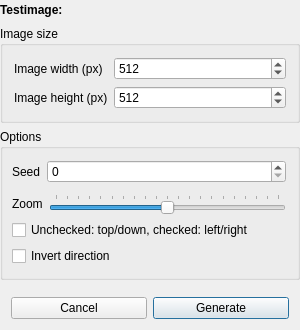
Before: the Qt Designer form KomischesCAIPProjekt/KPDSampleImage.ui in Kixel/KomischesCAIPProjekt, drawn with Qt 5.
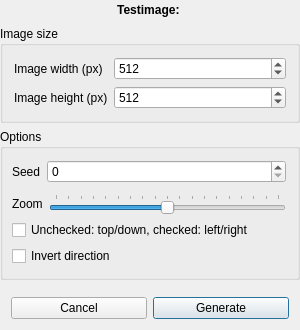
After: the same form once the commit is applied.

Commit message: Added most missing image processing functions (might be very slow) Mat access and conversion is still kinda buggered Fixed some bugs /shrug

Diff of the .ui file:
```diff
--- a/KomischesCAIPProjekt/KPDSampleImage.ui
+++ b/KomischesCAIPProjekt/KPDSampleImage.ui
@@ -69,6 +69,9 @@
        <property name="textFormat">
         <enum>Qt::PlainText</enum>
        </property>
+       <property name="alignment">
+        <set>Qt::AlignCenter</set>
+       </property>
       </widget>
      </item>
      <item>
@@ -189,10 +192,10 @@
           <item>
            <widget class="QSlider" name="horizontalSlider">
             <property name="minimum">
-             <number>-10</number>
+             <number>-9</number>
             </property>
             <property name="maximum">
-             <number>10</number>
+             <number>9</number>
             </property>
             <property name="orientation">
              <enum>Qt::Horizontal</enum>
```
The commit also changes 11 other files.
